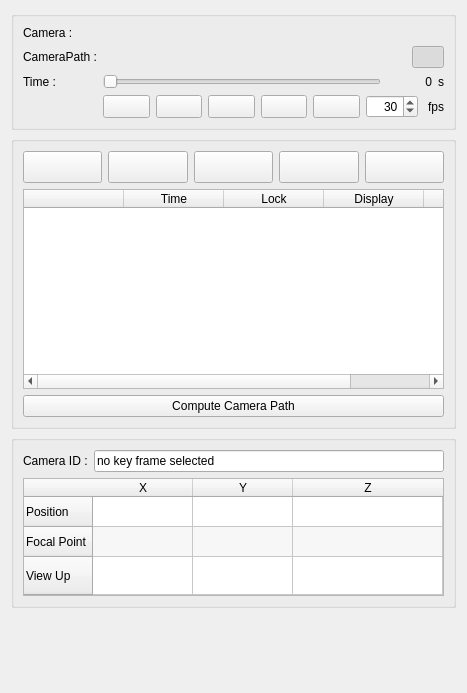
The window that Modules/Loadable/CameraPath/Resources/UI/qSlicerCameraPathModuleWidget.ui (KitwareMedical/Slicer-CameraPath) describes before a commit, drawn with Qt 5.
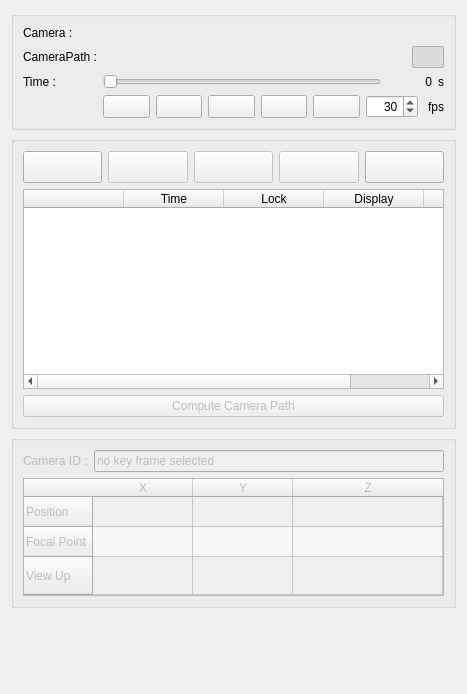
The same window after the commit. Icons and pictures are not drawn. Custom widgets are drawn as their Qt base class.

Commit message: ENH: Implement AddKeyFrame and DeleteKeyFrames buttons

```diff
--- a/Modules/Loadable/CameraPath/Resources/UI/qSlicerCameraPathModuleWidget.ui
+++ b/Modules/Loadable/CameraPath/Resources/UI/qSlicerCameraPathModuleWidget.ui
@@ -7,7 +7,7 @@
     <x>0</x>
     <y>0</y>
     <width>467</width>
-    <height>693</height>
+    <height>694</height>
    </rect>
   </property>
   <property name="sizePolicy">
@@ -457,7 +457,7 @@
         <item>
          <widget class="QPushButton" name="deleteSelectedPushButton">
           <property name="enabled">
-           <bool>true</bool>
+           <bool>false</bool>
           </property>
           <property name="sizePolicy">
            <sizepolicy hsizetype="Preferred" vsizetype="Preferred">
@@ -492,7 +492,7 @@
         <item>
          <widget class="QPushButton" name="goToKeyFramePushButton">
           <property name="enabled">
-           <bool>true</bool>
+           <bool>false</bool>
           </property>
           <property name="sizePolicy">
            <sizepolicy hsizetype="Preferred" vsizetype="Preferred">
@@ -524,7 +524,7 @@
         <item>
          <widget class="QPushButton" name="updateKeyFramePushButton">
           <property name="enabled">
-           <bool>true</bool>
+           <bool>false</bool>
           </property>
           <property name="sizePolicy">
            <sizepolicy hsizetype="Preferred" vsizetype="Preferred">
@@ -640,7 +640,7 @@
       <item>
        <widget class="QPushButton" name="computeCameraPathPushButton">
         <property name="enabled">
-         <bool>true</bool>
+         <bool>false</bool>
         </property>
         <property name="toolTip">
          <string>Recomputes the camera path from the key frames list.</string>
@@ -661,6 +661,9 @@
    </item>
    <item>
     <widget class="ctkCollapsibleButton" name="SelectedKeyFrameCollapsibleButton">
+     <property name="enabled">
+      <bool>false</bool>
+     </property>
      <property name="text" stdset="0">
       <string>Selected Key Frame</string>
      </property>
```
Left out of the diff: 2 changed lines with no effect on the pictures. The commit also changes 2 other files.
